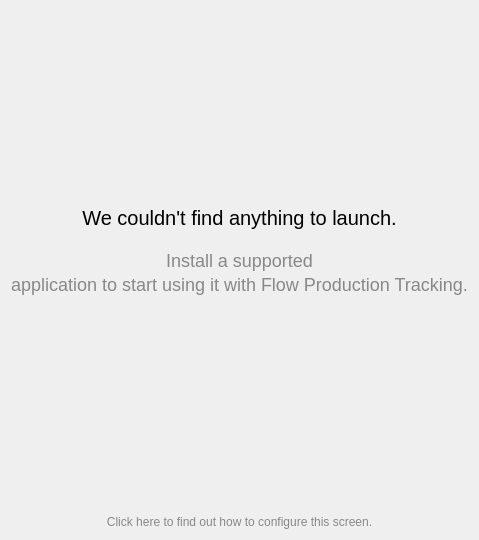
Old version of the form resources/no_apps_installed_overlay.ui in the repository shotgunsoftware/tk-desktop.
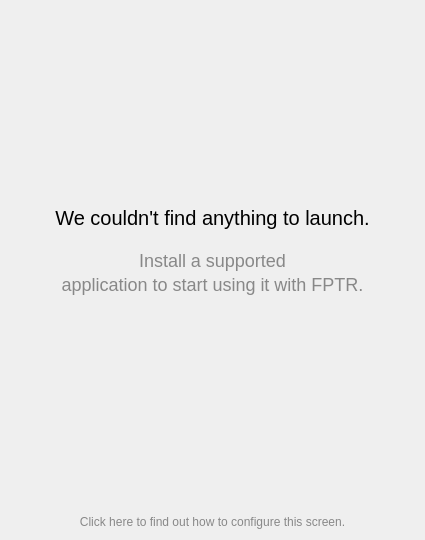
New version of the form.

Commit message: Rename product name to short version because too long for the layout

Diff of the .ui file:
```diff
--- a/resources/no_apps_installed_overlay.ui
+++ b/resources/no_apps_installed_overlay.ui
@@ -128,7 +128,7 @@
           <string notr="true">font-size: 18px; color: #888888</string>
          </property>
          <property name="text">
-          <string>application to start using it with Flow Production Tracking.</string>
+          <string>application to start using it with FPTR.</string>
          </property>
          <property name="alignment">
           <set>Qt::AlignCenter</set>
```
The commit also changes 1 other file.
